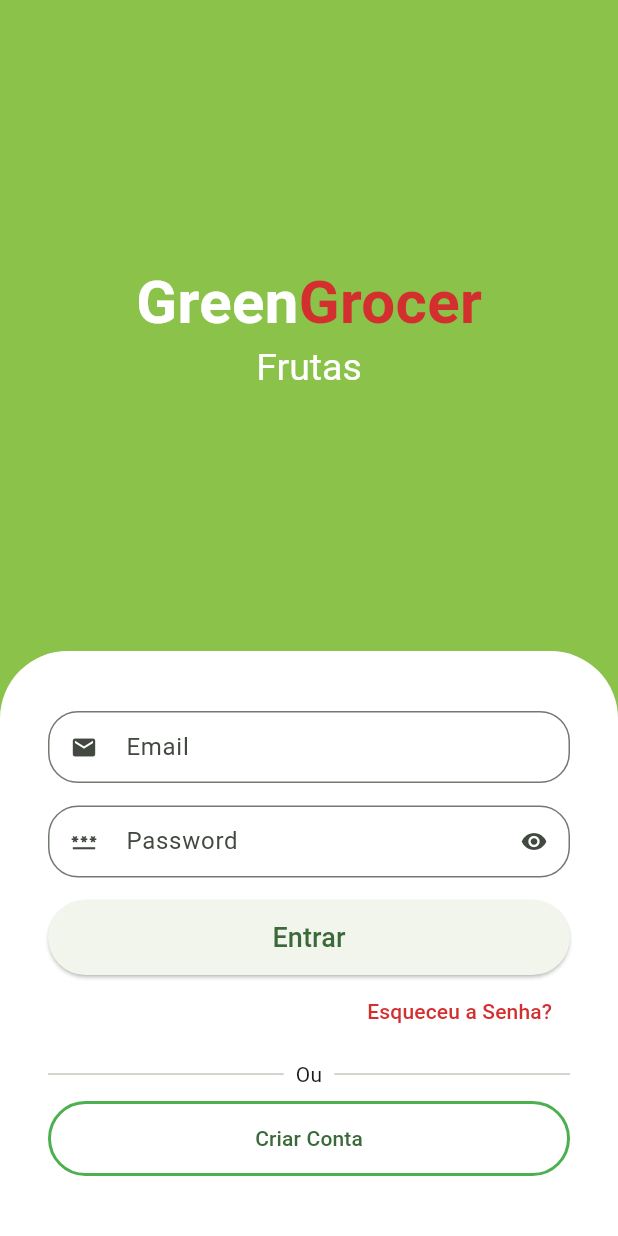
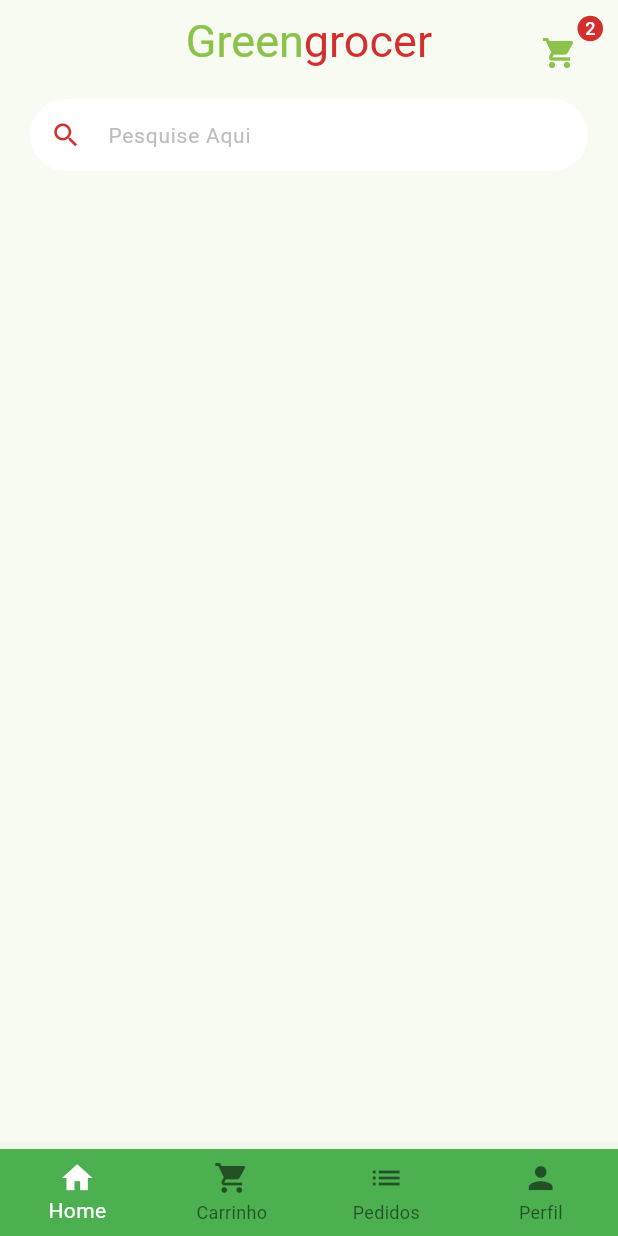
Before and after one commit to iagocarvalho07/grocerstore, a Flutter app: the screen it shows after launch, after a tap on "Entrar", on a phone screen of 412 x 824 dp. Run offline on Flutter 3.47's test engine with Material 3 defaults, Android fonts, the phone set to English and light mode, and no system bars; drawn by our look-alikes of animated_text_kit; our stand-ins replace mask_text_input_formatter.

```diff
--- a/lib/src/authentication/sing_in.dart
+++ b/lib/src/authentication/sing_in.dart
@@ -2,6 +2,7 @@ import 'package:animated_text_kit/animated_text_kit.dart';
 import 'package:flutter/cupertino.dart';
 import 'package:flutter/material.dart';
 import 'package:grocerstore/src/authentication/sing_up_screen.dart';
+import 'package:grocerstore/src/base/base_screen.dart';
 import 'package:grocerstore/src/components/custom_text_field.dart';
 import 'package:grocerstore/src/config/custom_color.dart';
 
@@ -94,7 +95,11 @@ class SingScreen extends StatelessWidget {
                       height: 50,
                       child: ElevatedButton(
                         style: ElevatedButton.styleFrom(),
-                        onPressed: () {},
+                        onPressed: () {
+                          Navigator.of(context).pushReplacement(MaterialPageRoute(builder: (c){
+                            return  BaseScreen();
+                          }));
+                        },
                         child: const Text(
                           "Entrar",
                           style: TextStyle(fontSize: 18),
--- a/lib/src/authentication/sing_up_screen.dart
+++ b/lib/src/authentication/sing_up_screen.dart
@@ -2,9 +2,21 @@ import 'package:flutter/cupertino.dart';
 import 'package:flutter/material.dart';
 import 'package:grocerstore/src/components/custom_text_field.dart';
 import 'package:grocerstore/src/config/custom_color.dart';
+import 'package:mask_text_input_formatter/mask_text_input_formatter.dart';
 
 class SingUpScreen extends StatelessWidget {
-  const SingUpScreen({super.key});
+  SingUpScreen({super.key});
+
+  final cpfFormater = MaskTextInputFormatter(
+    mask: '###.###.###-##',
+    filter: {'#': RegExp(r'[0-9]')}
+  );
+
+  final phoneFormater = MaskTextInputFormatter(
+      mask: '## # ####-####',
+      filter: {'#': RegExp(r'[0-9]')}
+  );
+
 
   @override
   Widget build(BuildContext context) {
@@ -15,7 +27,8 @@ class SingUpScreen extends StatelessWidget {
         child: SizedBox(
           height: size.height,
           width: size.width,
-          child: Column(
+          child: Stack(children: [
+            Column(
               children: [
                 const Expanded(
                   child: Center(
@@ -29,7 +42,8 @@ class SingUpScreen extends StatelessWidget {
                   ),
                 ),
                 Container(
-                padding: const EdgeInsets.symmetric(horizontal: 32, vertical: 40),
+                  padding:
+                      const EdgeInsets.symmetric(horizontal: 32, vertical: 40),
                   decoration: const BoxDecoration(
                     color: Colors.white,
                     borderRadius: BorderRadius.vertical(
@@ -57,11 +71,13 @@ class SingUpScreen extends StatelessWidget {
                       CustomTextField(
                         icon: Icons.phone,
                         label: "Celular",
+                        inputFormatters: [phoneFormater],
                         isobscureIconSenha: false,
                       ),
                       CustomTextField(
                         icon: Icons.file_copy,
                         label: "CPF",
+                        inputFormatters: [cpfFormater],
                         isobscureIconSenha: false,
                       ),
                       CustomTextField(
@@ -75,8 +91,10 @@ class SingUpScreen extends StatelessWidget {
                           style: ElevatedButton.styleFrom(
                               shape: RoundedRectangleBorder(
                                   borderRadius: BorderRadius.circular(18))),
-                        onPressed: () {},
-                        child: Text(
+                          onPressed: () {
+                            Navigator.of(context).pop();
+                          },
+                          child: const Text(
                             "Criar usuario",
                             style: TextStyle(fontSize: 18),
                           ),
@@ -87,6 +105,18 @@ class SingUpScreen extends StatelessWidget {
                 ),
               ],
             ),
+            Positioned(
+              top: 10,
+              left: 10,
+              child: SafeArea(
+                child: IconButton(
+                  onPressed: () {},
+                  icon: const Icon(Icons.arrow_back_ios),
+                  color: Colors.white,
+                ),
+              ),
+            ),
+          ]),
         ),
       ),
     );
--- /dev/null
+++ b/lib/src/base/base_screen.dart
@@ -0,0 +1,57 @@
+import 'package:flutter/cupertino.dart';
+import 'package:flutter/material.dart';
+import 'package:grocerstore/src/home/home_tab.dart';
+
+class BaseScreen extends StatefulWidget {
+  const BaseScreen({super.key});
+
+  @override
+  State<BaseScreen> createState() => _BaseScreenState();
+}
+
+class _BaseScreenState extends State<BaseScreen> {
+  final pageController = PageController(
+
+  );
+  int curretIndex = 0;
+
+  @override
+  Widget build(BuildContext context) {
+    return Scaffold(
+      body: PageView(
+        physics: const NeverScrollableScrollPhysics(),
+        controller: pageController,
+        children: [
+          HomeTab(),
+          Container(
+            color: Colors.yellow,
+          ),
+          Container(
+            color: Colors.blue,
+          ),
+          Container(
+            color: Colors.purple,
+          ),
+        ],
+      ),
+      bottomNavigationBar: BottomNavigationBar(
+          onTap: (index) {
+            setState(() {
+              curretIndex = index;
+              pageController.jumpToPage(index);
+            });
+          },
+          currentIndex: curretIndex,
+          type: BottomNavigationBarType.fixed,
+          backgroundColor: Colors.green,
+          selectedItemColor: Colors.white,
+          items: const [
+            BottomNavigationBarItem(icon: Icon(Icons.home), label: "Home"),
+            BottomNavigationBarItem(
+                icon: Icon(Icons.shopping_cart), label: "Carrinho"),
+            BottomNavigationBarItem(icon: Icon(Icons.list), label: "Pedidos"),
+            BottomNavigationBarItem(icon: Icon(Icons.person), label: "Perfil"),
+          ],),
+    );
+  }
+}
--- a/lib/src/components/custom_text_field.dart
+++ b/lib/src/components/custom_text_field.dart
@@ -1,17 +1,21 @@
 import 'package:flutter/material.dart';
+import 'package:flutter/services.dart';
 
 class CustomTextField extends StatefulWidget {
   final IconData icon;
   final String label;
   bool isobscuretext;
   bool isobscureIconSenha;
+  final List<TextInputFormatter>? inputFormatters;
 
   CustomTextField(
       {super.key,
       required this.icon,
       required this.label,
       this.isobscuretext = false,
-      this.isobscureIconSenha = true});
+      this.isobscureIconSenha = true,
+      this.inputFormatters,
+      });
 
   @override
   State<CustomTextField> createState() => _CustomTextFieldState();
@@ -23,6 +27,7 @@ class _CustomTextFieldState extends State<CustomTextField> {
     return Padding(
       padding: const EdgeInsets.only(bottom: 15.0),
       child: TextFormField(
+        inputFormatters: widget.inputFormatters,
         obscureText: widget.isobscuretext,
         decoration: InputDecoration(
           prefixIcon: Icon(widget.icon),
--- /dev/null
+++ b/lib/src/home/home_tab.dart
@@ -0,0 +1,73 @@
+import 'package:flutter/cupertino.dart';
+import 'package:flutter/material.dart';
+import 'package:grocerstore/src/config/custom_color.dart';
+
+class HomeTab extends StatelessWidget {
+  const HomeTab({super.key});
+
+  @override
+  Widget build(BuildContext context) {
+    return Scaffold(
+      appBar: AppBar(
+        centerTitle: true,
+        title: Text.rich(TextSpan(
+            style: const TextStyle(
+              fontSize: 30,
+            ),
+            children: [
+              TextSpan(
+                  text: "Green",
+                  style: TextStyle(color: CustomColor.customSwatColor)),
+              TextSpan(
+                  text: "grocer",
+                  style: TextStyle(color: CustomColor.customContrastColor)),
+            ])),
+        actions: [
+          Padding(
+            padding: const EdgeInsets.only(top: 15, right: 15),
+            child: Badge(
+              backgroundColor: CustomColor.customContrastColor,
+              label: Text(
+                '2',
+                style: const TextStyle(
+                  color: Colors.white,
+                  fontSize: 12,
+                ),
+              ),
+              child: IconButton(
+                onPressed: () {},
+                icon: const Icon(Icons.shopping_cart),
+                color: CustomColor.customSwatColor,
+              ),
+            ),
+          )
+        ],
+      ),
+      body: Column(
+        children: [
+          Padding(
+            padding: const EdgeInsets.symmetric(horizontal: 20, vertical: 10),
+            child: TextFormField(
+              decoration: InputDecoration(
+                  filled: true,
+                  fillColor: Colors.white,
+                  isDense: true,
+                  hintText: "Pesquise Aqui",
+                  hintStyle:
+                      TextStyle(color: Colors.grey.shade400, fontSize: 14),
+                  prefixIcon: Icon(
+                    Icons.search,
+                    color: CustomColor.customContrastColor,
+                    size: 21,
+                  ),
+                  border: OutlineInputBorder(
+                      borderRadius: BorderRadius.circular(60),
+                      borderSide:
+                          const BorderSide(width: 0, style: BorderStyle.none))),
+            ),
+          )
+        ],
+      ),
+    );
+  }
+}
--- a/pubspec.yaml
+++ b/pubspec.yaml
@@ -36,6 +36,7 @@ dependencies:
   # Use with the CupertinoIcons class for iOS style icons.
   cupertino_icons: ^1.0.2
   animated_text_kit: ^4.2.2
+  mask_text_input_formatter: ^2.7.0
 
 dev_dependencies:
   flutter_test:
```
Also changed, not shown: pubspec.lock. Lines whose indentation alone changed are shown as unchanged.
